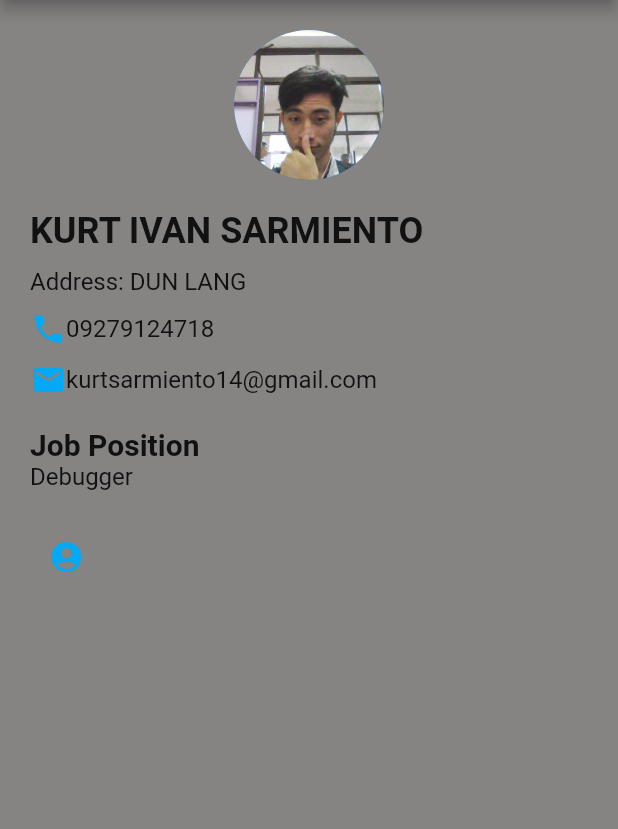
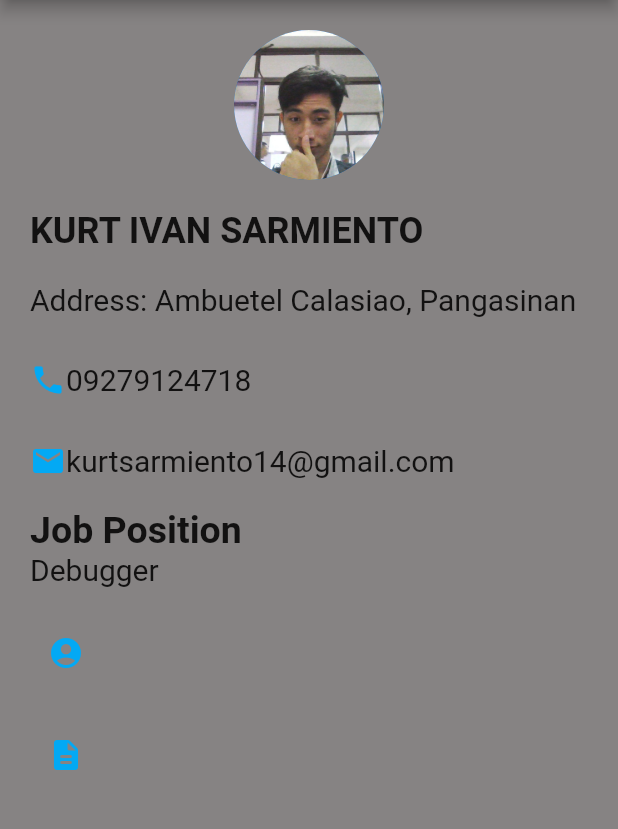
Before and after one commit to kurtyy1/resume, a Flutter app: the screen it shows after launch, on a phone screen of 412 x 824 dp, the part 84-913 px from its top. Run offline on Flutter 3.47's test engine with Material 2 defaults, Android fonts, the phone set to English and light mode, and no system bars.

Commit message:
first commit

```diff
--- a/lib/main.dart
+++ b/lib/main.dart
@@ -1,6 +1,7 @@
 
 import 'package:flutter/material.dart';
 import 'package:resume/personal.dart';
+import 'package:resume/certificate.dart';
 
 void main() {
   runApp(new MaterialApp(
@@ -40,11 +41,12 @@ class homepage extends StatelessWidget {
                   fontWeight: FontWeight.bold,
                 ),
               ),
-              SizedBox(height: 10),
+              SizedBox(height: 20),
               Text(
-                "Address: DUN LANG",
-                style: TextStyle(fontSize: 16),
+                "Address: Ambuetel Calasiao, Pangasinan",
+                style: TextStyle(fontSize: 20),
               ),
+               SizedBox(height: 20),
               Padding(
                 padding: EdgeInsets.fromLTRB(0, 10, 0, 0),
                 child: Row(
@@ -55,18 +57,19 @@ class homepage extends StatelessWidget {
                     ),
                     Text(
                       "09279124718",
-                      style: TextStyle(fontSize: 16),
+                      style: TextStyle(fontSize: 20),
                     ),
                   ],
                 ),
               ),
+               SizedBox(height: 20),
               Padding(
                 padding: EdgeInsets.fromLTRB(0, 10, 0, 0),
                 child: Row(children: [
                   Icon(Icons.email, color: Colors.lightBlue),
                   Text(
                     "kurtsarmiento14@gmail.com",
-                    style: TextStyle(fontSize: 16),
+                    style: TextStyle(fontSize: 20),
                   ),
                 ]),
               ),
@@ -74,13 +77,13 @@ class homepage extends StatelessWidget {
               Text(
                 "Job Position",
                 style: TextStyle(
-                  fontSize: 20,
+                  fontSize: 25,
                   fontWeight: FontWeight.bold,
                 ),
               ),
               Text(
                 "Debugger",
-                style: TextStyle(fontSize: 16),
+                style: TextStyle(fontSize: 20),
               ),
               SizedBox(height: 20),
               Row(
@@ -101,6 +104,25 @@ class homepage extends StatelessWidget {
                   ),
                 ],
               ),
+              SizedBox(height: 20),
+              Row(
+                children:[
+                  IconButton(
+                    icon: Icon(
+                      IconData(0xf69b, fontFamily: 'MaterialIcons'),
+                      color: Colors.lightBlue,
+                    ),
+                    onPressed: () {
+                      Navigator.push(
+                        context,
+                        MaterialPageRoute(
+                          builder: (context) => certificate(), // Use the correct widget name here
+                      ),
+                    );
+                    },
+                  ),
+                ],
+              ),
             ],
           ),
         ),
```
Also changed, not shown: lib/certificate.dart (added, +40 -0 lines).
